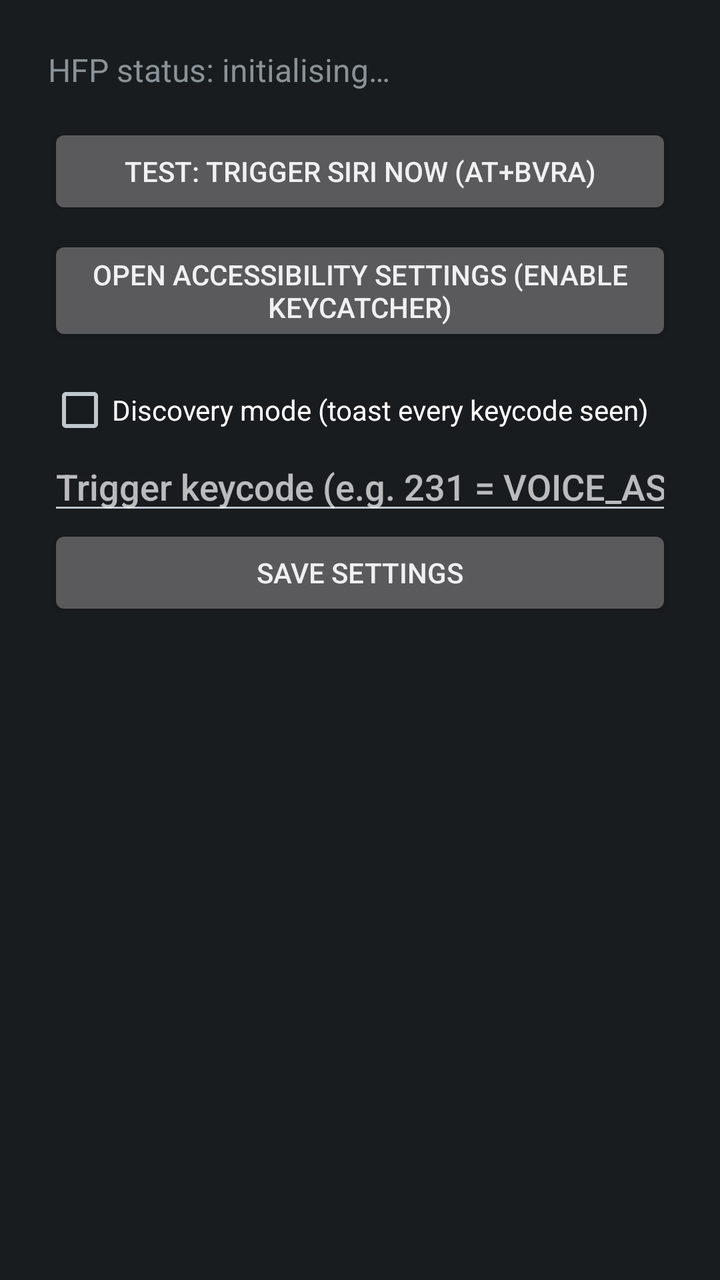
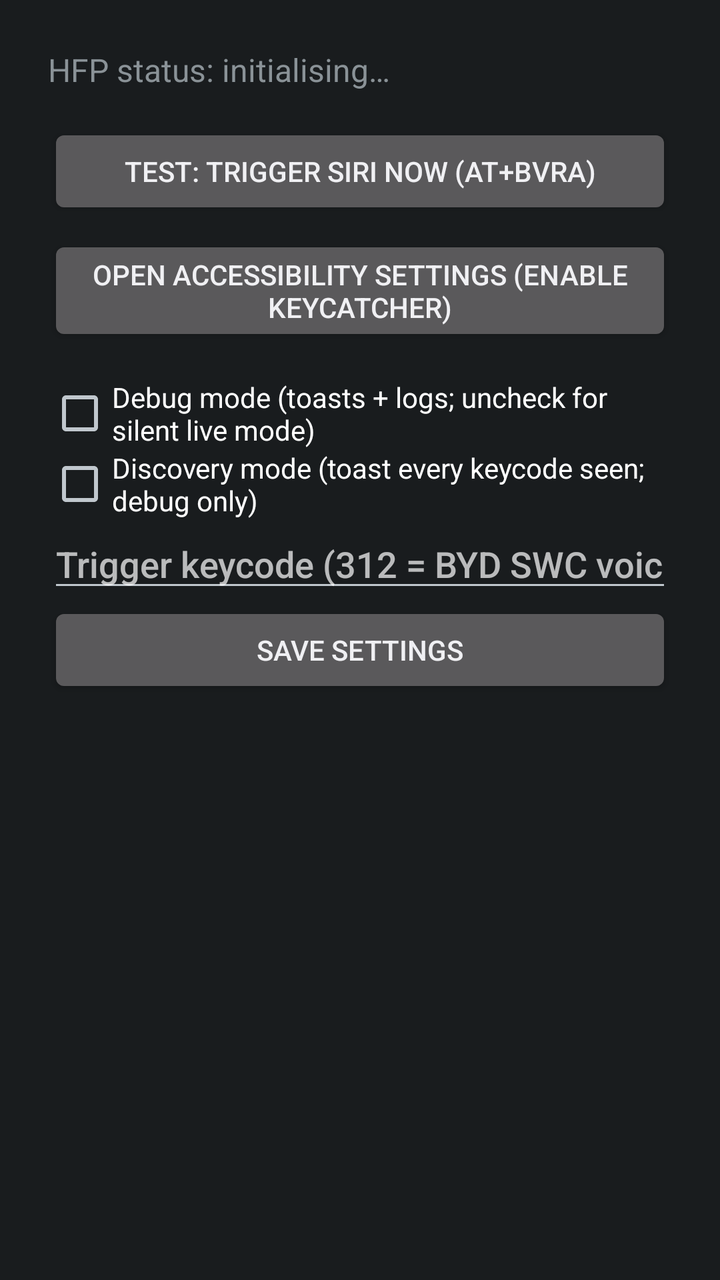

Two renders of the same Android screen: before a commit and after it. Below are the layout's source before the change and the commit's diff.
<!-- AndroidManifest.xml: application theme android:Theme.DeviceDefault -->
<!-- res/layout/activity_main.xml -->
<?xml version="1.0" encoding="utf-8"?>
<LinearLayout xmlns:android="http://schemas.android.com/apk/res/android"
    android:layout_width="match_parent"
    android:layout_height="match_parent"
    android:orientation="vertical"
    android:padding="24dp">

    <TextView
        android:id="@+id/status"
        android:layout_width="match_parent"
        android:layout_height="wrap_content"
        android:text="HFP status: initialising…"
        android:textSize="16sp"
        android:paddingBottom="16dp" />

    <Button
        android:id="@+id/btnTest"
        android:layout_width="match_parent"
        android:layout_height="wrap_content"
        android:text="TEST: Trigger Siri now (AT+BVRA)" />

    <Button
        android:id="@+id/btnA11y"
        android:layout_width="match_parent"
        android:layout_height="wrap_content"
        android:layout_marginTop="8dp"
        android:text="Open Accessibility settings (enable KeyCatcher)" />

    <CheckBox
        android:id="@+id/chkDiscovery"
        android:layout_width="match_parent"
        android:layout_height="wrap_content"
        android:layout_marginTop="16dp"
        android:text="Discovery mode (toast every keycode seen)" />

    <EditText
        android:id="@+id/editKeycode"
        android:layout_width="match_parent"
        android:layout_height="wrap_content"
        android:hint="Trigger keycode (e.g. 231 = VOICE_ASSIST)"
        android:inputType="number" />

    <Button
        android:id="@+id/btnSave"
        android:layout_width="match_parent"
        android:layout_height="wrap_content"
        android:text="Save settings" />

</LinearLayout>
<!-- resources referenced by this layout -->
<resources>

</resources>

<!-- the commit's change to res/layout/activity_main.xml (unified diff, before → after) -->
@@ -27,17 +27,23 @@
         android:text="Open Accessibility settings (enable KeyCatcher)" />
 
     <CheckBox
+        android:id="@+id/chkDebug"
+        android:layout_width="match_parent"
+        android:layout_height="wrap_content"
+        android:layout_marginTop="16dp"
+        android:text="Debug mode (toasts + logs; uncheck for silent live mode)" />
+
+    <CheckBox
         android:id="@+id/chkDiscovery"
         android:layout_width="match_parent"
         android:layout_height="wrap_content"
-        android:layout_marginTop="16dp"
-        android:text="Discovery mode (toast every keycode seen)" />
+        android:text="Discovery mode (toast every keycode seen; debug only)" />
 
     <EditText
         android:id="@+id/editKeycode"
         android:layout_width="match_parent"
         android:layout_height="wrap_content"
-        android:hint="Trigger keycode (e.g. 231 = VOICE_ASSIST)"
+        android:hint="Trigger keycode (312 = BYD SWC voice button)"
         android:inputType="number" />
 
     <Button
